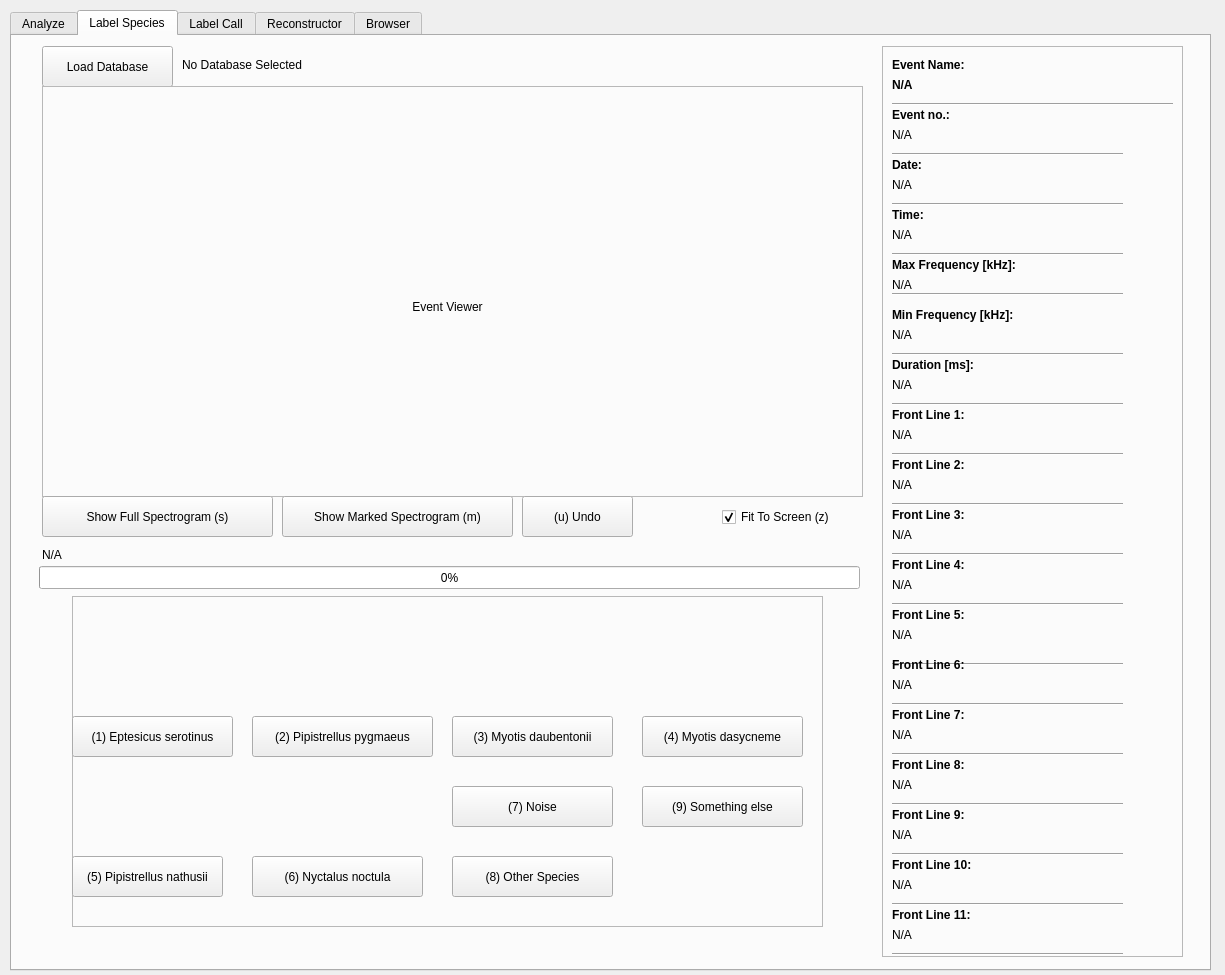
This is BatWindow.ui in AnochjhnIruthayam/Bat as Qt 5 draws it before an edit. The edited form follows.
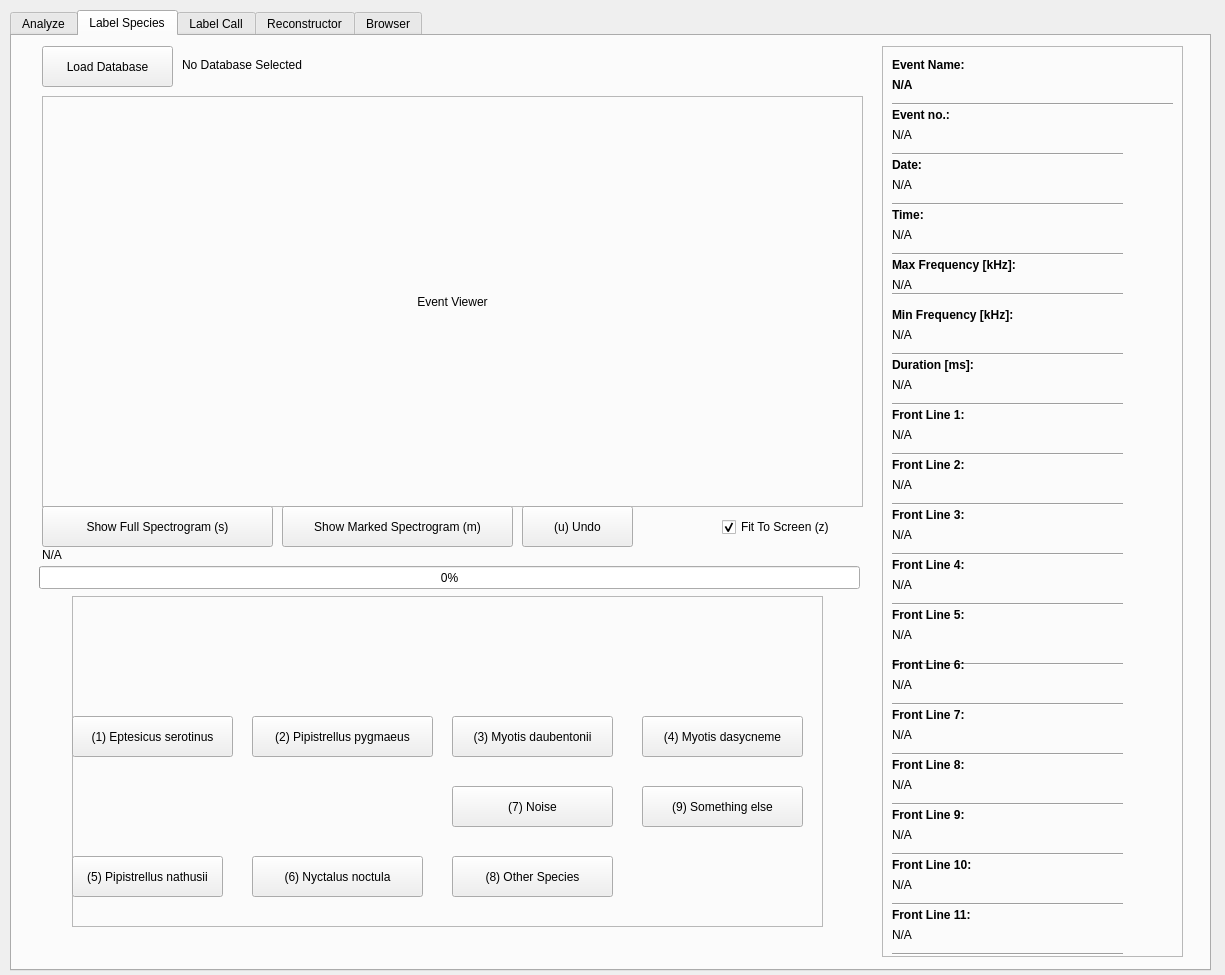
This is the edited form. The open tabs and pages were chosen to show the change. Icons and pictures are not drawn.

The edit to the form file:
```diff
--- a/BatWindow.ui
+++ b/BatWindow.ui
@@ -1227,7 +1227,7 @@
       <property name="geometry">
        <rect>
         <x>30</x>
-        <y>50</y>
+        <y>60</y>
         <width>821</width>
         <height>411</height>
        </rect>
@@ -1241,10 +1241,10 @@
       <widget class="QLabel" name="label_imageshow">
        <property name="geometry">
         <rect>
-         <x>10</x>
-         <y>10</y>
-         <width>791</width>
-         <height>421</height>
+         <x>0</x>
+         <y>0</y>
+         <width>821</width>
+         <height>411</height>
         </rect>
        </property>
        <property name="text">
@@ -1514,7 +1514,7 @@
       <property name="geometry">
        <rect>
         <x>710</x>
-        <y>470</y>
+        <y>480</y>
         <width>131</width>
         <height>22</height>
        </rect>
@@ -1530,7 +1530,7 @@
       <property name="geometry">
        <rect>
         <x>30</x>
-        <y>460</y>
+        <y>470</y>
         <width>231</width>
         <height>41</height>
        </rect>
@@ -1543,7 +1543,7 @@
       <property name="geometry">
        <rect>
         <x>270</x>
-        <y>460</y>
+        <y>470</y>
         <width>231</width>
         <height>41</height>
        </rect>
@@ -1556,7 +1556,7 @@
       <property name="geometry">
        <rect>
         <x>510</x>
-        <y>460</y>
+        <y>470</y>
         <width>111</width>
         <height>41</height>
        </rect>
```
Left out of the diff: 2 changed lines with no effect on the pictures.
